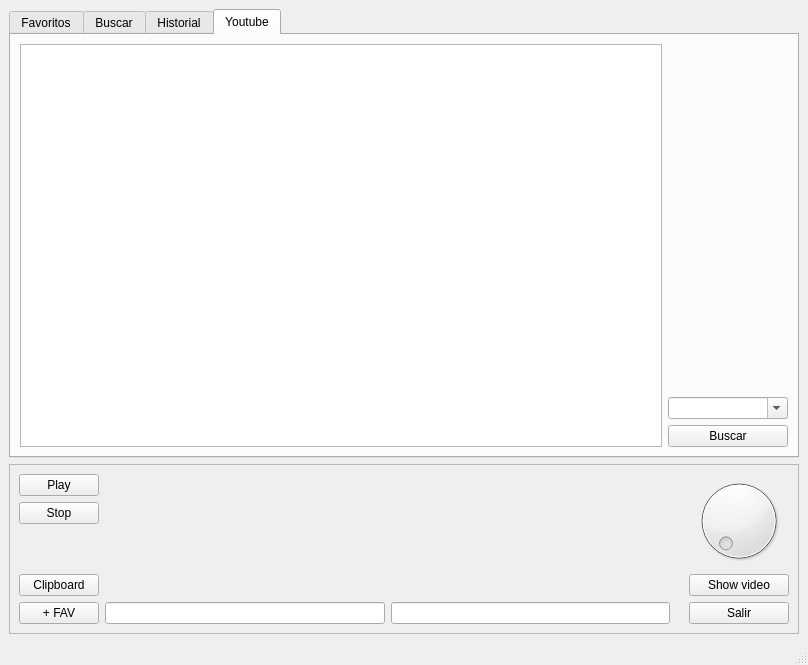
waltermas-gitter/jardinderadios, file jardin.ui: the form before one commit.
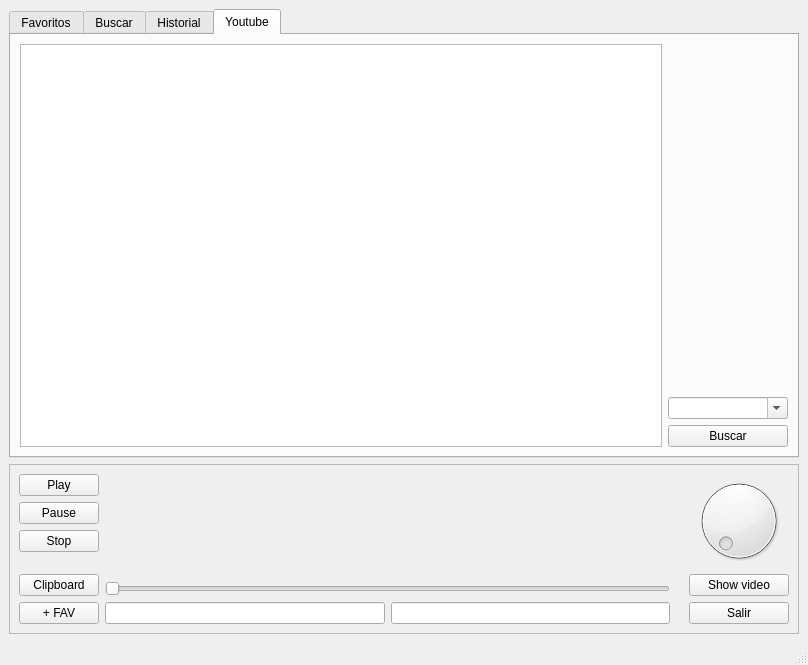
The form after the commit. Icons and pictures are not drawn.

What changed in the file:
```diff
--- a/jardin.ui
+++ b/jardin.ui
@@ -254,6 +254,13 @@
            </property>
           </widget>
          </item>
+         <item>
+          <widget class="QPushButton" name="pausePushButton">
+           <property name="text">
+            <string>Pause</string>
+           </property>
+          </widget>
+         </item>
          <item>
           <widget class="QPushButton" name="stopPushButton">
            <property name="text">
@@ -316,6 +323,13 @@
            </item>
           </layout>
          </item>
+         <item>
+          <widget class="QSlider" name="timeSlider">
+           <property name="orientation">
+            <enum>Qt::Horizontal</enum>
+           </property>
+          </widget>
+         </item>
          <item>
           <layout class="QHBoxLayout" name="horizontalLayout_6">
            <item>
```
